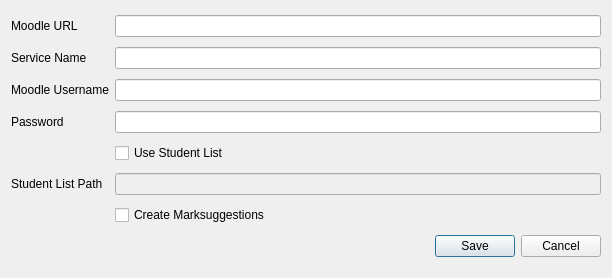
First picture: the form in settings.ui, repository dominikhoebert/Moodle_Sync_Aggregate, before the edit.
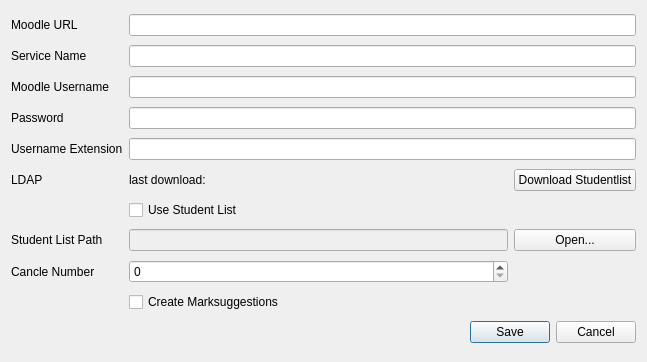
Second picture: the form after the edit.

Commit message: added cancel number in settings added load button (no funcionality yet) added load and merge button (no funcionality yet) added merge dialog (no funcionality yet) added open.. button in settings added ldap download button in settings (no funcionality yet)

```diff
--- a/settings.ui
+++ b/settings.ui
@@ -6,35 +6,15 @@
    <rect>
     <x>0</x>
     <y>0</y>
-    <width>612</width>
-    <height>278</height>
+    <width>647</width>
+    <height>362</height>
    </rect>
   </property>
   <property name="windowTitle">
    <string>Settings</string>
   </property>
   <layout class="QGridLayout" name="gridLayout">
-   <item row="1" column="1">
-    <widget class="QLineEdit" name="service_lineEdit">
-     <property name="sizePolicy">
-      <sizepolicy hsizetype="Expanding" vsizetype="Fixed">
-       <horstretch>0</horstretch>
-       <verstretch>0</verstretch>
-      </sizepolicy>
-     </property>
-    </widget>
-   </item>
-   <item row="5" column="0">
-    <widget class="QLabel" name="label">
-     <property name="text">
-      <string>Student List Path</string>
-     </property>
-     <property name="buddy">
-      <cstring>studentlist_lineEdit</cstring>
-     </property>
-    </widget>
-   </item>
-   <item row="7" column="1">
+   <item row="10" column="1" colspan="2">
     <widget class="QDialogButtonBox" name="buttonBox">
      <property name="orientation">
       <enum>Qt::Horizontal</enum>
@@ -44,6 +24,36 @@
      </property>
     </widget>
    </item>
+   <item row="0" column="1" colspan="2">
+    <widget class="QLineEdit" name="url_lineEdit"/>
+   </item>
+   <item row="3" column="1" colspan="2">
+    <widget class="QLineEdit" name="password_lineEdit">
+     <property name="echoMode">
+      <enum>QLineEdit::PasswordEchoOnEdit</enum>
+     </property>
+    </widget>
+   </item>
+   <item row="3" column="0">
+    <widget class="QLabel" name="label_5">
+     <property name="text">
+      <string>Password</string>
+     </property>
+     <property name="buddy">
+      <cstring>password_lineEdit</cstring>
+     </property>
+    </widget>
+   </item>
+   <item row="7" column="0">
+    <widget class="QLabel" name="label">
+     <property name="text">
+      <string>Student List Path</string>
+     </property>
+     <property name="buddy">
+      <cstring>studentlist_lineEdit</cstring>
+     </property>
+    </widget>
+   </item>
    <item row="0" column="0">
     <widget class="QLabel" name="label_2">
      <property name="text">
@@ -54,37 +64,23 @@
      </property>
     </widget>
    </item>
-   <item row="0" column="1">
-    <widget class="QLineEdit" name="url_lineEdit"/>
+   <item row="2" column="1" colspan="2">
+    <widget class="QLineEdit" name="username_lineEdit"/>
    </item>
-   <item row="4" column="1">
+   <item row="6" column="1">
     <widget class="QCheckBox" name="checkBox">
      <property name="text">
       <string>Use Student List</string>
      </property>
     </widget>
    </item>
-   <item row="5" column="1">
+   <item row="7" column="1">
     <widget class="QLineEdit" name="studentlist_lineEdit">
      <property name="enabled">
       <bool>false</bool>
      </property>
     </widget>
    </item>
-   <item row="6" column="1">
-    <widget class="QCheckBox" name="marksuggestion_checkBox">
-     <property name="text">
-      <string>Create Marksuggestions</string>
-     </property>
-    </widget>
-   </item>
-   <item row="3" column="1">
-    <widget class="QLineEdit" name="password_lineEdit">
-     <property name="echoMode">
-      <enum>QLineEdit::PasswordEchoOnEdit</enum>
-     </property>
-    </widget>
-   </item>
    <item row="1" column="0">
     <widget class="QLabel" name="label_3">
      <property name="text">
@@ -105,19 +101,74 @@
      </property>
     </widget>
    </item>
-   <item row="2" column="1">
-    <widget class="QLineEdit" name="username_lineEdit"/>
+   <item row="7" column="2">
+    <widget class="QPushButton" name="open_pushButton">
+     <property name="text">
+      <string>Open...</string>
+     </property>
+    </widget>
    </item>
-   <item row="3" column="0">
-    <widget class="QLabel" name="label_5">
+   <item row="1" column="1" colspan="2">
+    <widget class="QLineEdit" name="service_lineEdit">
+     <property name="sizePolicy">
+      <sizepolicy hsizetype="Expanding" vsizetype="Fixed">
+       <horstretch>0</horstretch>
+       <verstretch>0</verstretch>
+      </sizepolicy>
+     </property>
+    </widget>
+   </item>
+   <item row="5" column="0">
+    <widget class="QLabel" name="label_6">
      <property name="text">
-      <string>Password</string>
+      <string>LDAP</string>
      </property>
      <property name="buddy">
       <cstring>password_lineEdit</cstring>
      </property>
     </widget>
    </item>
+   <item row="5" column="2">
+    <widget class="QPushButton" name="download_pushButton">
+     <property name="text">
+      <string>Download Studentlist</string>
+     </property>
+    </widget>
+   </item>
+   <item row="5" column="1">
+    <widget class="QLabel" name="last_download_label">
+     <property name="text">
+      <string>last download: </string>
+     </property>
+    </widget>
+   </item>
+   <item row="4" column="0">
+    <widget class="QLabel" name="label_7">
+     <property name="text">
+      <string>Username Extension</string>
+     </property>
+    </widget>
+   </item>
+   <item row="4" column="1" colspan="2">
+    <widget class="QLineEdit" name="extension_lineEdit"/>
+   </item>
+   <item row="8" column="0">
+    <widget class="QLabel" name="label_8">
+     <property name="text">
+      <string>Cancle Number</string>
+     </property>
+    </widget>
+   </item>
+   <item row="9" column="1">
+    <widget class="QCheckBox" name="marksuggestion_checkBox">
+     <property name="text">
+      <string>Create Marksuggestions</string>
+     </property>
+    </widget>
+   </item>
+   <item row="8" column="1">
+    <widget class="QSpinBox" name="cancle_number_spinBox"/>
+   </item>
   </layout>
  </widget>
  <tabstops>
```
Left out of the diff: 5 changed lines with no effect on the pictures. The commit also changes 9 other files.
